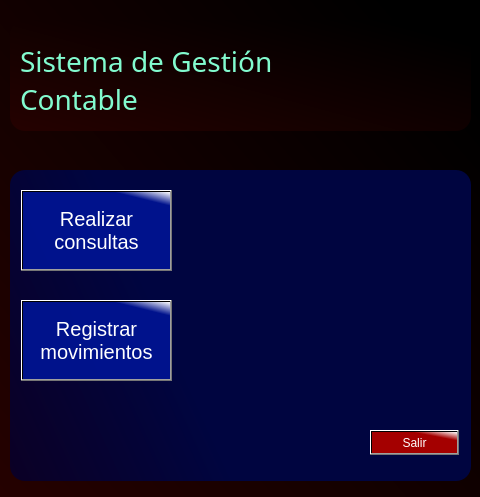
Old version of the form ventana_SGC.ui in the repository darkeruz/SGC_python.
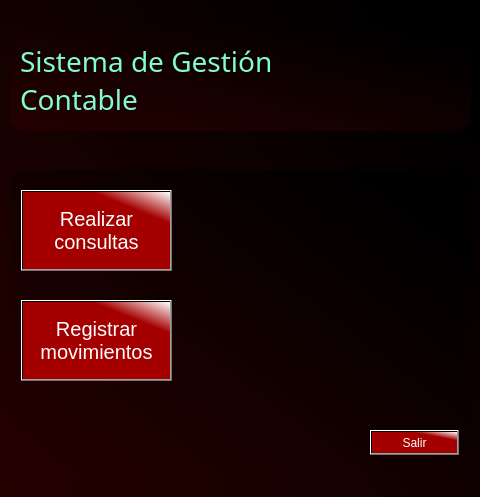
New version of the form. Icons and pictures are not drawn.

Commit message: Cambie los colores de las ventanas...

Patch:
```diff
--- a/ventana_SGC.ui
+++ b/ventana_SGC.ui
@@ -35,7 +35,8 @@
 }
 
 QFrame#frame_top{
-background-image: url(:/images/images/darkBlueBackground.png);
+	
+	background-image: url(:/images/images/backgroundDarkRed.jpg);
 
 	border-radius: 15px;
 }
@@ -44,7 +45,8 @@
 	width: 260px;
     height: 260px;
     border-radius: 15px;
-    background: qlineargradient(spread:pad, x1:0, y1:1, x2:0.445545, y2:0.863636, stop:0 rgba(11, 0, 37, 255), stop:1 rgba(0, 5, 64, 255));
+	
+	border-image: url(:/images/images/backgroundDarkRed.jpg);
     display: none;
 }
 
@@ -61,17 +63,17 @@
 
 QPushButton#pushButton_salir{
 color: white;
-background: qlineargradient(spread:pad, x1:0.800995, y1:0.256182, x2:1, y2:0, stop:0 rgba(164, 0, 0, 255), stop:1 rgba(255, 255, 255, 255))
+background: qlineargradient(spread:pad, x1:0.800995, y1:0.256182, x2:1, y2:0, stop:0 rgba(164, 0, 0, 255), stop:1 rgba(255, 255, 255, 255));
 }
 
 QPushButton#pushButton_registrarMovimientos{
-	background: qlineargradient(spread:pad, x1:0.93, y1:0.147727, x2:1, y2:0, stop:0 rgba(0, 19, 144, 243), stop:1 rgba(255, 255, 255, 255));
+background: qlineargradient(spread:pad, x1:0.800995, y1:0.256182, x2:1, y2:0, stop:0 rgba(164, 0, 0, 255), stop:1 rgba(255, 255, 255, 255));
 	color: white;
 	font-size: 20px;
 }
 
 QPushButton#pushButton_realizarConsultas{
-	background: qlineargradient(spread:pad, x1:0.93, y1:0.147727, x2:1, y2:0, stop:0 rgba(0, 19, 144, 243), stop:1 rgba(255, 255, 255, 255));
+background: qlineargradient(spread:pad, x1:0.800995, y1:0.256182, x2:1, y2:0, stop:0 rgba(164, 0, 0, 255), stop:1 rgba(255, 255, 255, 255));
 	color: white;
 	font-size: 20px;
 }
```
Left out of the diff: 4 changed lines with no effect on the pictures. The commit also changes 3 other files.
